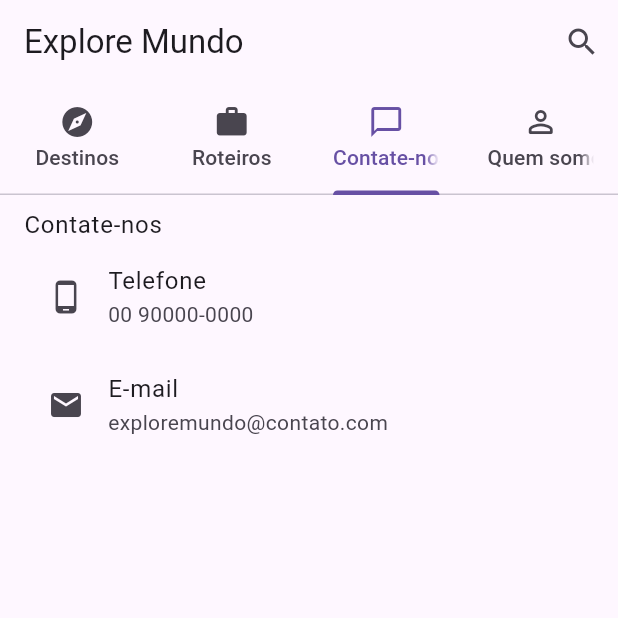
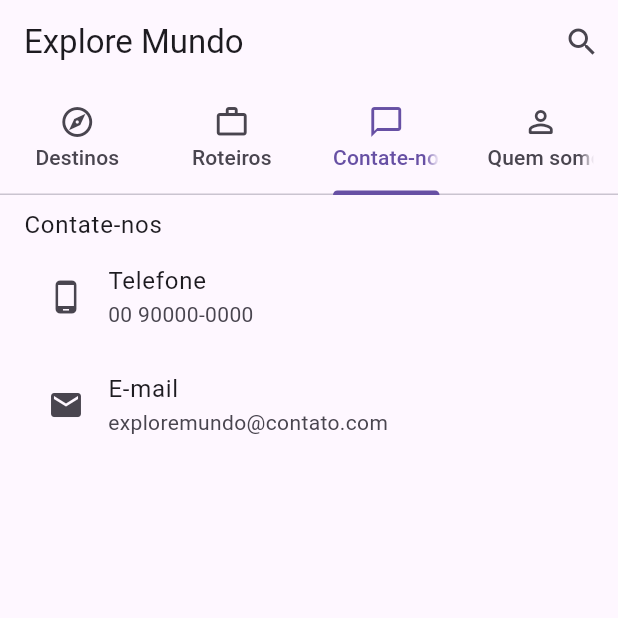
Before and after one commit to devAnnaEliza/mundo4nv2, a Flutter app: the screen it shows after launch, tab 3 chosen, on a phone screen of 412 x 824 dp, the top half of it. Run offline on Flutter 3.47's test engine with Material 3 defaults, Android fonts, the phone set to English and light mode, and no system bars; our stand-ins replace carousel_slider; network calls fail.

Commit message:
Update main.dart

```diff
--- a/appviagens/lib/main.dart
+++ b/appviagens/lib/main.dart
@@ -34,6 +34,7 @@ class _HomeScreenState extends State<HomeScreen> {
           "Conhecida como Cidade-Sorriso ou Paraíso das Águas, suas belezas naturais atraem turistas do mundo inteiro.",
       imageUrl:
           "https://maceioalgovbr.dhost.cloud/uploads/imagens/26-07-23-Ponta-Verde-Maceio-Orla-Praia-SEMTUR-foto-Jonathan-Lins-7.jpg",
+      preco: 1000.00
     ),
     Destino(
       nome: "New York",
@@ -41,6 +42,7 @@ class _HomeScreenState extends State<HomeScreen> {
           "Muito famosa em todo mundo por causa da Estátua da Liberdade, a cidade de Nova York também é conhecida como Big Apple.",
       imageUrl:
           "https://sophiamartins.com.br/wp-content/uploads/2023/05/Best-Views-of-New-York-City.jpg.optimal.jpg",
+      preco: 1000.00
     ),
     Destino(
       nome: "Cancún",
@@ -48,6 +50,7 @@ class _HomeScreenState extends State<HomeScreen> {
           "Com praias paradisíacas e sua cultura ancestral preservada em sítios arqueológicos, Cancún é o equilíbrio perfeito entre a agitação e a calmaria.",
       imageUrl:
           "https://ns.clubmed.com/dream/PRODUCT_CENTER/DESTINATIONS/SUN/Caraibes___Amerique_du_Nord/Mexique/Cancun/14401-e5rmtcnl7f-swhr.jpg",
+      preco: 1000.00
     ),
     Destino(
       nome: "Veneza",
@@ -55,6 +58,7 @@ class _HomeScreenState extends State<HomeScreen> {
           "Situada no norte da Itália, Veneza é formada por mais de 100 pequenas ilhas.",
       imageUrl:
           "https://img.freepik.com/fotos-premium/imagem-da-paisagem-urbana-de-veneza-italia-a-noite_255553-2428.jpg",
+      preco: 1000.00
     ),
     Destino(
       nome: "Cairo",
@@ -62,6 +66,7 @@ class _HomeScreenState extends State<HomeScreen> {
           "Capital do Egito e localizada às margens do rio Nilo, a cidade do Cairo tem como atração as famosas pirâmides de Gizé.",
       imageUrl:
           "https://www.weseektravel.com/wp-content/uploads/2023/03/where-to-stay-in-cairo-1.jpg",
+      preco: 1000.00
     ),
     Destino(
       nome: "Buenos Aires",
@@ -69,6 +74,7 @@ class _HomeScreenState extends State<HomeScreen> {
           "Segunda maior área metropolitana da América do Sul, é conhecida por sua arquitetura e sua riquíssima cultura.",
       imageUrl:
           "https://www.dicasdeviagem.com/wp-content/uploads/2019/05/puerto-madero.jpg",
+      preco: 1000.00
     ),
     Destino(
       nome: "Pequim",
@@ -76,6 +82,7 @@ class _HomeScreenState extends State<HomeScreen> {
           "Com 3 milênios de história, a capital chinesa é conhecida tanto por sua arquitetura moderna quanto por seus templos antigos.",
       imageUrl:
           "https://www.cvc.com.br/dicas-de-viagem/wp-content/uploads/2018/04/topo-pequim-templo-e-predios-credito-thinkstock-491990549.jpg",
+      preco: 1000.00
     ),
   ];
 
@@ -88,8 +95,8 @@ class _HomeScreenState extends State<HomeScreen> {
           title: const Text('Explore Mundo'),
           bottom: const TabBar(
             tabs: [
-              Tab(icon: Icon(Icons.explore), text: "Destinos"),
-              Tab(icon: Icon(Icons.work), text: "Roteiros"),
+              Tab(icon: Icon(Icons.explore_outlined), text: "Destinos"),
+              Tab(icon: Icon(Icons.work_outline), text: "Roteiros"),
               Tab(icon: Icon(Icons.chat_bubble_outline), text: "Contate-nos"),
               Tab(icon: Icon(Icons.person_outline_rounded), text: "Quem somos"),
             ],
@@ -208,6 +215,7 @@ class _HomeScreenState extends State<HomeScreen> {
               "Brasil",
               "Argentina"
             ],
+            price: 5000.00
           ),
           _buildPackageTile(
             title: "Roteiro Ásia",
@@ -221,6 +229,7 @@ class _HomeScreenState extends State<HomeScreen> {
               "Indonésia",
               "Índia"
             ],
+            price: 5000.00
           ),
           _buildPackageTile(
             title: "Roteiro Europa + África",
@@ -234,6 +243,7 @@ class _HomeScreenState extends State<HomeScreen> {
               "Egito",
               "África do Sul"
             ],
+            price: 5000.00
           ),
         ],
       ),
@@ -245,6 +255,7 @@ class _HomeScreenState extends State<HomeScreen> {
   required String subtitle,
   required String thumbnailUrl,
   required List<String> destinations,
+  required double price, // Adicionando o parâmetro de preço
 }) {
   return ListTile(
     leading: Container(
@@ -263,18 +274,19 @@ class _HomeScreenState extends State<HomeScreen> {
       crossAxisAlignment: CrossAxisAlignment.start,
       children: [
         Text(subtitle),
-          const SizedBox(height: 4),
+        SizedBox(height: 4),
         Text(
-            "Paradas inclusas:",
+          "Preço: \$${price.toStringAsFixed(2)}", // Exibindo o preço formatado
           style: TextStyle(fontWeight: FontWeight.bold),
         ),
+        Text("Paradas inclusas:"),
         Column(
           crossAxisAlignment: CrossAxisAlignment.start,
           children: destinations.map((destination) {
             return Row(
               children: [
-                  Icon(Icons.local_airport_outlined, size: 16),
-                  const SizedBox(width: 4),
+                Icon(Icons.airplanemode_active, size: 16),
+                SizedBox(width: 4),
                 Text(destination),
               ],
             );
@@ -325,7 +337,7 @@ class _HomeScreenState extends State<HomeScreen> {
           ),
           const SizedBox(height: 16),
           Text(
-            "Nós da Explore Mundo, somos uma empresa de viagens que tem como objetivo principal proporcionar experiências únicas para nossos clientes. Queremos mostrar que toda viagem pode ser excepcional. Agora, também estamos na sua loja de aplicativos favorita.",
+            "Somos uma empresa de viagens que tem como objetivo principal proporcionar experiências únicas para nossos clientes. Queremos mostrar que toda viagem pode ser excepcional. Agora, também estamos na sua loja de aplicativos favorita.",
             style: TextStyle(fontSize: 16),
           ),
         ],
@@ -404,11 +416,13 @@ class Destino {
   final String nome;
   final String descricao;
   final String imageUrl;
+  final double preco; // Adicionando o campo de preço
 
   Destino({
     required this.nome,
     required this.descricao,
     required this.imageUrl,
+    required this.preco,
   });
 }
 
```
Lines whose indentation alone changed are shown as unchanged.
